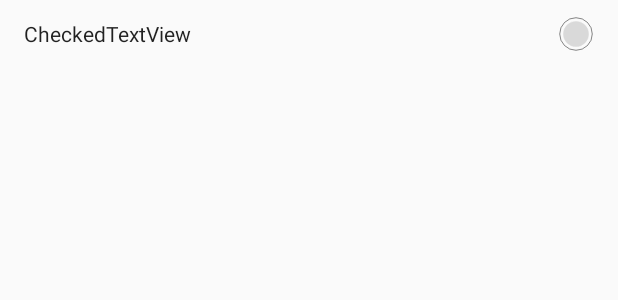
After one commit to winter3030/Ros2_Android_Camera_Stream, an Android app: the layout setting_recycleview_item_b.xml on its own in the app's theme, with its tools: preview values and no code run, on a phone screen of 412 x 824 dp. The commit adds this screen. Shown: the top 300 px of the screen. Run offline under Robolectric (Android 15) with nearby library versions, the phone set to English and light mode, and no system bars.

Commit message:
新增ViewModel/SettingFragment/Setting ui

```diff
--- a/app/build.gradle
+++ b/app/build.gradle
@@ -50,4 +50,7 @@ dependencies {
     implementation "androidx.camera:camera-lifecycle:$camerax_version"
     // CameraX View class
     implementation "androidx.camera:camera-view:1.0.0-alpha10"
+    implementation 'androidx.recyclerview:recyclerview:1.0.0'
+    implementation 'com.google.android.material:material:1.0.0'
+    implementation "androidx.lifecycle:lifecycle-extensions:2.2.0"
 }
--- a/app/gradle.properties
+++ b/app/gradle.properties
@@ -1,4 +1,4 @@
-#Wed May 27 17:54:58 CST 2020
+#Wed May 27 18:16:40 CST 2020
 ament.android_stl=gnustl_shared
 ament.install_space=/home/skyline/ros2_androidx_ws_fragment/install_isolated/rclandroid
 ament.android_variant=release
--- a/app/src/main/java/com/example/ros2videostream/ui/MainFragment.java
+++ b/app/src/main/java/com/example/ros2videostream/ui/MainFragment.java
@@ -63,12 +63,12 @@ public class MainFragment extends Fragment {
         inflater.inflate(R.menu.toolbar_menu, menu);
     }
 
-    /*@Override
+    @Override
     public boolean onOptionsItemSelected(@NonNull MenuItem item) {
         int menuItemId  = item.getItemId();
         if(menuItemId==R.id.menu1){
-            //TODO
+            ((MainActivity) requireActivity()).show_fragment_setting();
         }
         return super.onOptionsItemSelected(item);
-    }*/
+    }
 }
--- /dev/null
+++ b/app/src/main/res/drawable/ic_checkbox.xml
@@ -0,0 +1,9 @@
+<?xml version="1.0" encoding="utf-8"?>
+<selector xmlns:android="http://schemas.android.com/apk/res/android">
+    <item android:state_checked="true"
+        android:drawable="@drawable/ic_checked" />
+    <item android:state_pressed="true"
+        android:drawable="@drawable/ic_checked" />
+    <item android:state_pressed="false"
+        android:drawable="@drawable/ic_unchecked" />
+</selector>
--- /dev/null
+++ b/app/src/main/res/drawable/ic_checked.xml
@@ -0,0 +1,17 @@
+<?xml version="1.0" encoding="utf-8"?>
+<vector xmlns:android="http://schemas.android.com/apk/res/android"
+    android:width="24dp"
+    android:height="24dp"
+    android:viewportWidth="75"
+    android:viewportHeight="75">
+    <path
+        android:strokeWidth="1"
+        android:pathData="M37.5,37.5m-33.906,0a33.906,33.906 0,1 1,67.812 0a33.906,33.906 0,1 1,-67.812 0"
+        android:fillColor="#00000000"
+        android:strokeColor="#000000"/>
+    <path
+        android:strokeWidth="1"
+        android:pathData="M37.5,37.5m-26.219,0a26.219,26.219 0,1 1,52.438 0a26.219,26.219 0,1 1,-52.438 0"
+        android:fillColor="#4287f5"
+        android:strokeColor="#4287f5"/>
+</vector>
--- /dev/null
+++ b/app/src/main/res/drawable/ic_unchecked.xml
@@ -0,0 +1,17 @@
+<?xml version="1.0" encoding="utf-8"?>
+<vector xmlns:android="http://schemas.android.com/apk/res/android"
+    android:width="24dp"
+    android:height="24dp"
+    android:viewportWidth="75"
+    android:viewportHeight="75">
+    <path
+        android:strokeWidth="1"
+        android:pathData="M37.5,37.5m-33.906,0a33.906,33.906 0,1 1,67.812 0a33.906,33.906 0,1 1,-67.812 0"
+        android:fillColor="#00000000"
+        android:strokeColor="#000000"/>
+    <path
+        android:strokeWidth="1"
+        android:pathData="M37.5,37.5m-26.219,0a26.219,26.219 0,1 1,52.438 0a26.219,26.219 0,1 1,-52.438 0"
+        android:fillColor="#d9d9d9"
+        android:strokeColor="#d9d9d9"/>
+</vector>
--- /dev/null
+++ b/app/src/main/res/layout/setting_recycleview_item_b.xml
@@ -0,0 +1,23 @@
+<?xml version="1.0" encoding="utf-8"?>
+<androidx.constraintlayout.widget.ConstraintLayout xmlns:android="http://schemas.android.com/apk/res/android"
+    xmlns:app="http://schemas.android.com/apk/res-auto"
+    xmlns:tools="http://schemas.android.com/tools"
+    android:layout_width="match_parent"
+    android:layout_height="45dp">
+
+    <CheckedTextView
+        android:id="@+id/setting_item"
+        android:layout_width="0dp"
+        android:layout_height="wrap_content"
+        android:layout_marginStart="16dp"
+        android:layout_marginEnd="16dp"
+        android:drawableEnd="@drawable/ic_checkbox"
+        android:gravity="center"
+        android:text="CheckedTextView"
+        app:layout_constraintBottom_toBottomOf="parent"
+        app:layout_constraintEnd_toEndOf="parent"
+        app:layout_constraintStart_toStartOf="parent"
+        app:layout_constraintTop_toTopOf="parent" />
+
+
+</androidx.constraintlayout.widget.ConstraintLayout>
--- a/app/src/main/res/values/strings.xml
+++ b/app/src/main/res/values/strings.xml
@@ -8,4 +8,7 @@
     <string name="toolbar_menu">setting</string>
     <string name="camera_capture">camera capture</string>
     <string name="image_not_support">Error Image Format NOT Support\nNeed YUV_420_888</string>
+    <string name="ok">ok</string>
+    <string name="cancel">cancel</string>
+    <string name="toolbar_setting_title">設定</string>
 </resources>
```
Also changed, not shown: app/src/main/java/com/example/ros2videostream/MainActivity.java (+8 -0 lines), app/src/main/java/com/example/ros2videostream/ui/SettingFragment.java (added, +49 -0 lines), app/src/main/java/com/example/ros2videostream/viewmodel/SettingViewModel.java (added, +12 -0 lines), app/src/main/res/layout/fragment_setting.xml (added, +37 -0 lines), app/src/main/res/layout/setting_recycleview_item_a.xml (added, +18 -0 lines).
